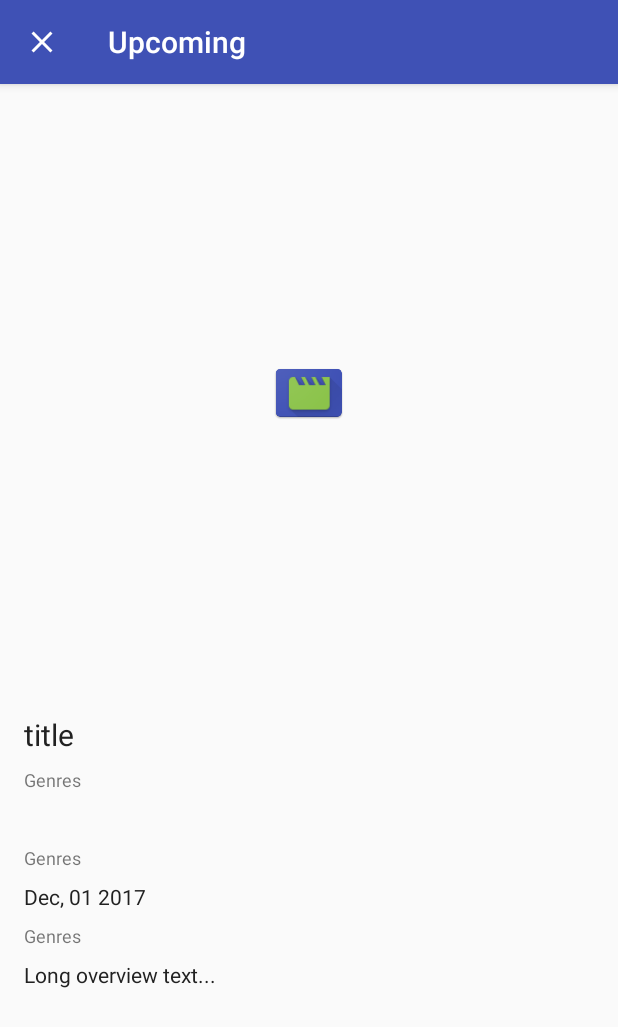
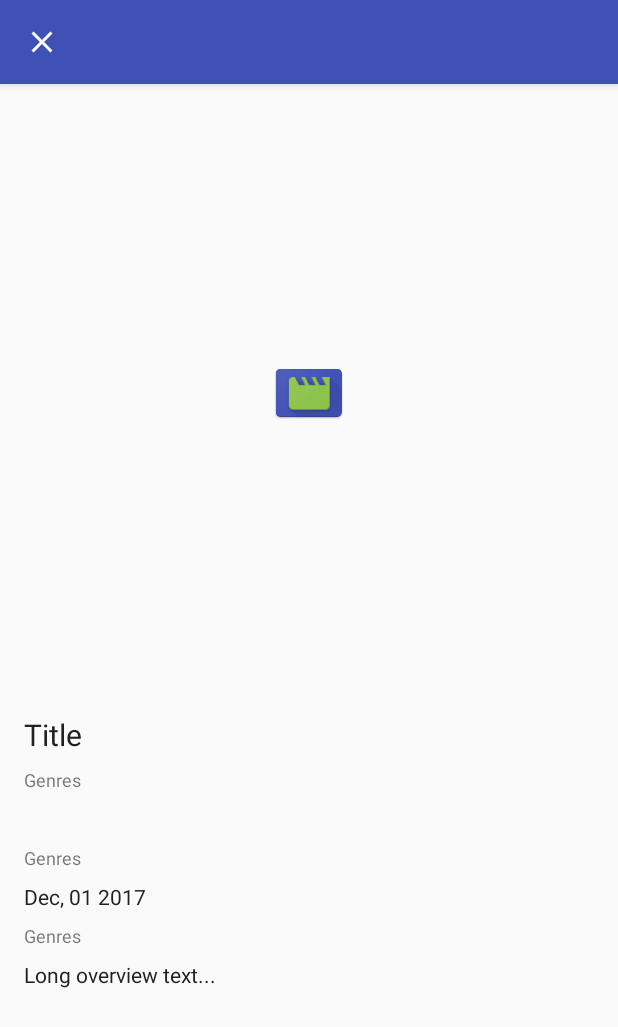
Before and after one commit to davidtcdeveloper/playground, an Android app: the layout activity_details.xml on its own in the app's theme, with its tools: preview values and no code run, on a phone screen of 412 x 824 dp. Shown: the top 1027 px of the screen. Run offline under Robolectric (Android 15) with nearby library versions, the phone set to English and light mode, and no system bars.

Commit message:
Implementing basic structure

```diff
--- a/android-moviedb/app/src/main/res/layout/activity_details.xml
+++ b/android-moviedb/app/src/main/res/layout/activity_details.xml
@@ -1,7 +1,16 @@
 <?xml version="1.0" encoding="utf-8"?>
-<android.support.design.widget.CoordinatorLayout xmlns:android="http://schemas.android.com/apk/res/android"
+<layout xmlns:android="http://schemas.android.com/apk/res/android"
     xmlns:app="http://schemas.android.com/apk/res-auto"
-    xmlns:tools="http://schemas.android.com/tools"
+    xmlns:tools="http://schemas.android.com/tools">
+
+    <data>
+
+        <variable
+            name="movie"
+            type="com.davidtiagoconceicao.androidmovies.data.Movie" />
+    </data>
+
+    <android.support.design.widget.CoordinatorLayout
         android:layout_width="match_parent"
         android:layout_height="match_parent">
 
@@ -20,7 +29,7 @@
                 app:navigationIcon="@drawable/ic_close_vector"
                 app:popupTheme="@style/ThemeOverlay.AppCompat.Light"
                 app:theme="@style/ThemeOverlay.AppCompat.Dark.ActionBar"
-            app:title="@string/upcoming" />
+                app:title="@{movie.title()}" />
 
         </android.support.design.widget.AppBarLayout>
 
@@ -37,15 +46,16 @@
                     android:id="@+id/details_image"
                     android:layout_width="0dp"
                     android:layout_height="0dp"
-                app:layout_constraintDimensionRatio="h,1:1"
                     android:layout_marginLeft="0dp"
                     android:layout_marginRight="0dp"
                     android:layout_marginTop="0dp"
                     android:scaleType="centerInside"
+                    app:layout_constraintDimensionRatio="h,1:1"
                     app:layout_constraintLeft_toLeftOf="parent"
                     app:layout_constraintRight_toRightOf="parent"
                     app:layout_constraintTop_toTopOf="parent"
-                app:srcCompat="@mipmap/ic_launcher" />
+                    app:srcCompat="@mipmap/ic_launcher"
+                    tools:ignore="ContentDescription" />
 
                 <TextView
                     android:id="@+id/details_title_text"
@@ -55,10 +65,11 @@
                     android:layout_marginLeft="16dp"
                     android:layout_marginRight="16dp"
                     android:layout_marginTop="8dp"
+                    android:text="@{movie.title()}"
                     app:layout_constraintLeft_toLeftOf="parent"
                     app:layout_constraintRight_toRightOf="parent"
                     app:layout_constraintTop_toBottomOf="@+id/details_image"
-                tools:text="title" />
+                    tools:text="Title" />
 
                 <TextView
                     android:id="@+id/details_genre_label_text"
@@ -132,6 +143,7 @@
                     android:layout_marginLeft="16dp"
                     android:layout_marginRight="16dp"
                     android:layout_marginTop="8dp"
+                    android:text="@{movie.overview()}"
                     android:textColor="@color/primary_text"
                     app:layout_constraintBottom_toBottomOf="parent"
                     app:layout_constraintLeft_toLeftOf="parent"
@@ -143,3 +155,4 @@
             </android.support.constraint.ConstraintLayout>
         </android.support.v4.widget.NestedScrollView>
     </android.support.design.widget.CoordinatorLayout>
+</layout>
```
Also changed, not shown: android-moviedb/app/src/main/java/com/davidtiagoconceicao/androidmovies/details/DetailsActivity.java (+38 -55 lines). Lines whose indentation alone changed are shown as unchanged.
